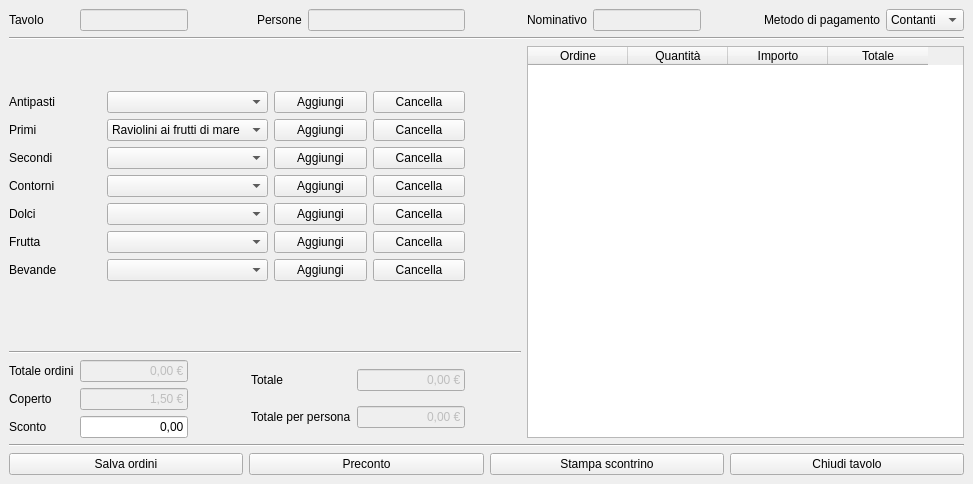
Old version of the form ui/ristorante_ordinazioni.ui in the repository Raccispini/Progetto-Hotel.
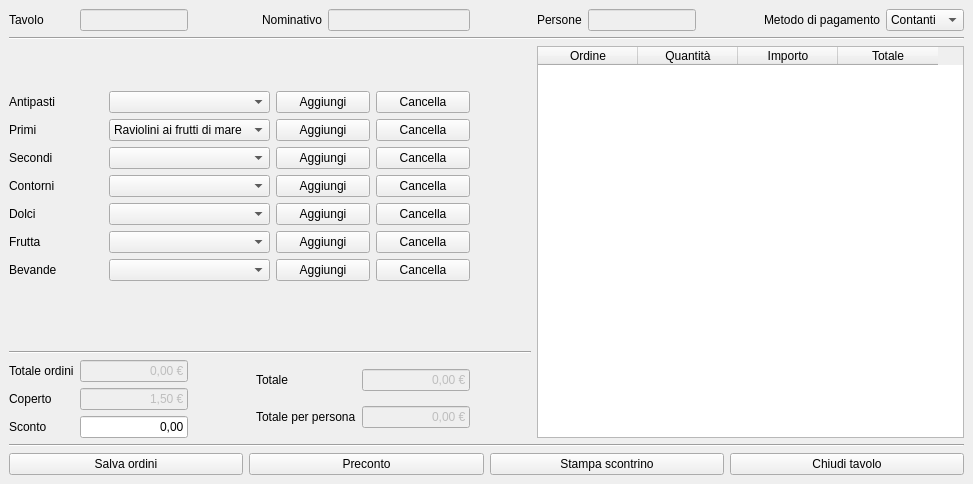
New version of the form.

```diff
--- a/ui/ristorante_ordinazioni.ui
+++ b/ui/ristorante_ordinazioni.ui
@@ -79,7 +79,7 @@
        </widget>
       </item>
       <item row="1" column="1">
-       <widget class="QLineEdit" name="lineEdit_7">
+       <widget class="QLineEdit" name="le_totale">
         <property name="enabled">
          <bool>false</bool>
         </property>
@@ -92,7 +92,7 @@
        </widget>
       </item>
       <item row="2" column="1">
-       <widget class="QLineEdit" name="lineEdit_8">
+       <widget class="QLineEdit" name="le_totale_per_persona">
         <property name="enabled">
          <bool>false</bool>
         </property>
@@ -107,7 +107,7 @@
      </layout>
     </item>
     <item row="2" column="7" rowspan="14" colspan="5">
-     <widget class="QTableWidget" name="tableWidget">
+     <widget class="QTableWidget" name="tabella_ordini">
       <column>
        <property name="text">
         <string>Ordine</string>
@@ -133,94 +133,90 @@
     <item row="3" column="0" rowspan="4" colspan="6">
      <layout class="QGridLayout" name="gridLayout_3">
       <item row="3" column="4">
-       <widget class="QPushButton" name="pushButton_11">
-        <property name="text">
-         <string>Cancella</string>
-        </property>
-       </widget>
-      </item>
-      <item row="7" column="4">
-       <widget class="QPushButton" name="pushButton_12">
+       <widget class="QPushButton" name="button_cancella_antipasti">
         <property name="text">
          <string>Cancella</string>
         </property>
        </widget>
       </item>
       <item row="5" column="4">
-       <widget class="QPushButton" name="pushButton_8">
-        <property name="text">
-         <string>Cancella</string>
-        </property>
-       </widget>
-      </item>
-      <item row="10" column="4">
-       <widget class="QPushButton" name="pushButton_14">
+       <widget class="QPushButton" name="button_cancella_primi">
         <property name="text">
          <string>Cancella</string>
         </property>
        </widget>
       </item>
       <item row="9" column="4">
-       <widget class="QPushButton" name="pushButton_13">
+       <widget class="QPushButton" name="button_cancella_contorni">
         <property name="text">
          <string>Cancella</string>
         </property>
        </widget>
       </item>
       <item row="10" column="2">
-       <widget class="QPushButton" name="pushButton_2">
+       <widget class="QPushButton" name="button_aggiungi_dolci">
         <property name="text">
          <string>Aggiungi</string>
         </property>
        </widget>
       </item>
-      <item row="11" column="4">
-       <widget class="QPushButton" name="pushButton_9">
+      <item row="7" column="4">
+       <widget class="QPushButton" name="button_cancella_secondi">
         <property name="text">
          <string>Cancella</string>
         </property>
        </widget>
       </item>
-      <item row="5" column="2">
-       <widget class="QPushButton" name="pushButton_3">
+      <item row="10" column="4">
+       <widget class="QPushButton" name="button_cancella_dolci">
         <property name="text">
-         <string>Aggiungi</string>
+         <string>Cancella</string>
         </property>
        </widget>
       </item>
       <item row="12" column="1">
        <widget class="QComboBox" name="comboBox_3"/>
       </item>
-      <item row="9" column="1">
-       <widget class="QComboBox" name="comboBox_4"/>
-      </item>
-      <item row="3" column="2">
-       <widget class="QPushButton" name="pushButton_7">
-        <property name="text">
-         <string>Aggiungi</string>
-        </property>
-       </widget>
-      </item>
       <item row="11" column="1">
        <widget class="QComboBox" name="comboBox"/>
       </item>
+      <item row="5" column="2">
+       <widget class="QPushButton" name="button_aggiungi_primi">
+        <property name="text">
+         <string>Aggiungi</string>
+        </property>
+       </widget>
+      </item>
+      <item row="3" column="2">
+       <widget class="QPushButton" name="button_aggiungi_antipasti">
+        <property name="text">
+         <string>Aggiungi</string>
+        </property>
+       </widget>
+      </item>
+      <item row="11" column="4">
+       <widget class="QPushButton" name="button_cancella_frutta">
+        <property name="text">
+         <string>Cancella</string>
+        </property>
+       </widget>
+      </item>
+      <item row="9" column="1">
+       <widget class="QComboBox" name="comboBox_4"/>
+      </item>
+      <item row="3" column="1">
+       <widget class="QComboBox" name="cb_antipasti"/>
+      </item>
       <item row="7" column="1">
        <widget class="QComboBox" name="comboBox_7"/>
       </item>
       <item row="7" column="2">
-       <widget class="QPushButton" name="pushButton_5">
+       <widget class="QPushButton" name="button_aggiungi_secondi">
         <property name="text">
          <string>Aggiungi</string>
         </property>
        </widget>
       </item>
-      <item row="12" column="4">
-       <widget class="QPushButton" name="pushButton_10">
-        <property name="text">
-         <string>Cancella</string>
-        </property>
-       </widget>
-      </item>
       <item row="5" column="1">
        <widget class="QComboBox" name="comboBox_2">
         <item>
@@ -230,26 +226,16 @@
         </item>
        </widget>
       </item>
+      <item row="12" column="4">
+       <widget class="QPushButton" name="button_cancella_bevande">
+        <property name="text">
+         <string>Cancella</string>
+        </property>
+       </widget>
+      </item>
       <item row="10" column="1">
        <widget class="QComboBox" name="comboBox_6"/>
       </item>
-      <item row="3" column="1">
-       <widget class="QComboBox" name="comboBox_5"/>
-      </item>
-      <item row="9" column="2">
-       <widget class="QPushButton" name="pushButton_4">
-        <property name="text">
-         <string>Aggiungi</string>
-        </property>
-       </widget>
-      </item>
-      <item row="11" column="2">
-       <widget class="QPushButton" name="pushButton_6">
-        <property name="text">
-         <string>Aggiungi</string>
-        </property>
-       </widget>
-      </item>
       <item row="3" column="0">
        <widget class="QLabel" name="label_2">
         <property name="text">
@@ -257,6 +243,20 @@
         </property>
        </widget>
       </item>
+      <item row="11" column="2">
+       <widget class="QPushButton" name="button_aggiungi_frutta">
+        <property name="text">
+         <string>Aggiungi</string>
+        </property>
+       </widget>
+      </item>
+      <item row="12" column="2">
+       <widget class="QPushButton" name="button_aggiungi_bevande">
+        <property name="text">
+         <string>Aggiungi</string>
+        </property>
+       </widget>
+      </item>
       <item row="5" column="0">
        <widget class="QLabel" name="label_3">
         <property name="text">
@@ -264,27 +264,6 @@
         </property>
        </widget>
       </item>
-      <item row="12" column="2">
-       <widget class="QPushButton" name="pushButton">
-        <property name="text">
-         <string>Aggiungi</string>
-        </property>
-       </widget>
-      </item>
-      <item row="7" column="0">
-       <widget class="QLabel" name="label_4">
-        <property name="text">
-         <string>Secondi</string>
-        </property>
-       </widget>
-      </item>
-      <item row="10" column="0">
-       <widget class="QLabel" name="label_5">
-        <property name="text">
-         <string>Dolci</string>
-        </property>
-       </widget>
-      </item>
       <item row="9" column="0">
        <widget class="QLabel" name="label_6">
         <property name="text">
@@ -299,6 +278,20 @@
         </property>
        </widget>
       </item>
+      <item row="10" column="0">
+       <widget class="QLabel" name="label_5">
+        <property name="text">
+         <string>Dolci</string>
+        </property>
+       </widget>
+      </item>
+      <item row="7" column="0">
+       <widget class="QLabel" name="label_4">
+        <property name="text">
+         <string>Secondi</string>
+        </property>
+       </widget>
+      </item>
       <item row="11" column="0">
        <widget class="QLabel" name="label_7">
         <property name="text">
@@ -306,10 +299,17 @@
         </property>
        </widget>
       </item>
+      <item row="9" column="2">
+       <widget class="QPushButton" name="button_aggiungi_contorni">
+        <property name="text">
+         <string>Aggiungi</string>
+        </property>
+       </widget>
+      </item>
      </layout>
     </item>
     <item row="13" column="1">
-     <widget class="QLineEdit" name="lineEdit_3">
+     <widget class="QLineEdit" name="le_totale_ordini">
       <property name="enabled">
        <bool>false</bool>
       </property>
@@ -369,7 +369,7 @@
      </spacer>
     </item>
     <item row="15" column="1">
-     <widget class="QLineEdit" name="lineEdit_6">
+     <widget class="QLineEdit" name="le_sconto">
       <property name="text">
        <string>0,00</string>
       </property>
@@ -379,7 +379,7 @@
      </widget>
     </item>
     <item row="14" column="1">
-     <widget class="QLineEdit" name="lineEdit_4">
+     <widget class="QLineEdit" name="le_coperto">
       <property name="enabled">
        <bool>false</bool>
       </property>
@@ -419,7 +419,7 @@
      </widget>
     </item>
     <item row="0" column="1">
-     <widget class="QLineEdit" name="lineEdit">
+     <widget class="QLineEdit" name="le_tavolo">
       <property name="enabled">
        <bool>false</bool>
       </property>
@@ -429,7 +429,7 @@
      </widget>
     </item>
     <item row="0" column="5">
-     <widget class="QLineEdit" name="lineEdit_5">
+     <widget class="QLineEdit" name="le_nominativo_2">
       <property name="enabled">
        <bool>false</bool>
       </property>
@@ -438,19 +438,19 @@
     <item row="0" column="4">
      <widget class="QLabel" name="label_13">
       <property name="text">
-       <string>Persone</string>
+       <string>Nominativo</string>
       </property>
      </widget>
     </item>
     <item row="0" column="7">
      <widget class="QLabel" name="label_10">
       <property name="text">
-       <string>Nominativo</string>
+       <string>Persone</string>
       </property>
      </widget>
     </item>
     <item row="0" column="11">
-     <widget class="QComboBox" name="comboBox_9">
+     <widget class="QComboBox" name="cb_metodo">
       <item>
        <property name="text">
         <string>Contanti</string>
@@ -474,7 +474,7 @@
      </widget>
     </item>
     <item row="0" column="8">
-     <widget class="QLineEdit" name="lineEdit_2">
+     <widget class="QLineEdit" name="le_persone">
       <property name="enabled">
        <bool>false</bool>
       </property>
@@ -496,28 +496,28 @@
     <item row="17" column="0" colspan="12">
      <layout class="QHBoxLayout" name="horizontalLayout">
       <item>
-       <widget class="QPushButton" name="pushButton_15">
+       <widget class="QPushButton" name="button_salva_ordini">
         <property name="text">
          <string>Salva ordini</string>
         </property>
        </widget>
       </item>
       <item>
-       <widget class="QPushButton" name="pushButton_16">
+       <widget class="QPushButton" name="button_preconto">
         <property name="text">
          <string>Preconto</string>
         </property>
        </widget>
       </item>
       <item>
-       <widget class="QPushButton" name="pushButton_17">
+       <widget class="QPushButton" name="button_stampa_scontrino">
         <property name="text">
          <string>Stampa scontrino</string>
         </property>
        </widget>
       </item>
       <item>
-       <widget class="QPushButton" name="pushButton_18">
+       <widget class="QPushButton" name="button_chiudi_tavolo">
         <property name="text">
          <string>Chiudi tavolo</string>
         </property>
```
